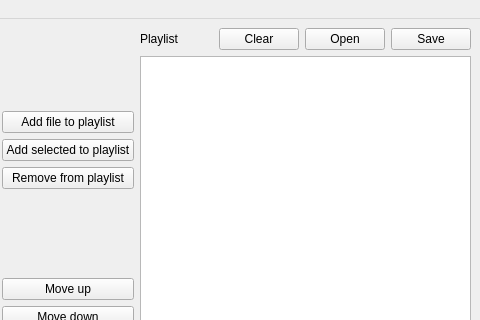
Before: the Qt Designer form editor.ui in leonhardw/m3u-editor, drawn with Qt 5; both pictures show x 345 to 825 and y 0 to 320 of the 825 by 550 pixel window.
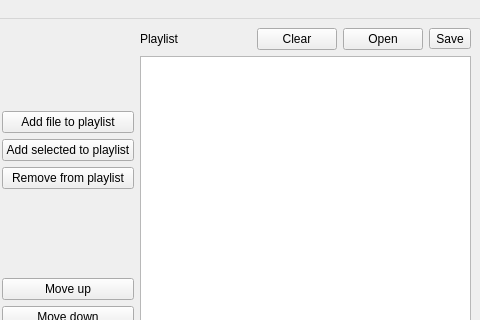
After: the same form once the commit is applied.

Commit message: Fix crash when item is missing, add "Save As... button".

The edit to the form file:
```diff
--- a/editor.ui
+++ b/editor.ui
@@ -230,7 +230,7 @@
            </widget>
           </item>
           <item>
-           <widget class="QPushButton" name="save_playlist_btn">
+           <widget class="QToolButton" name="save_playlist_btn">
             <property name="sizePolicy">
              <sizepolicy hsizetype="Fixed" vsizetype="Fixed">
               <horstretch>0</horstretch>
```
The commit also changes 2 other files.
